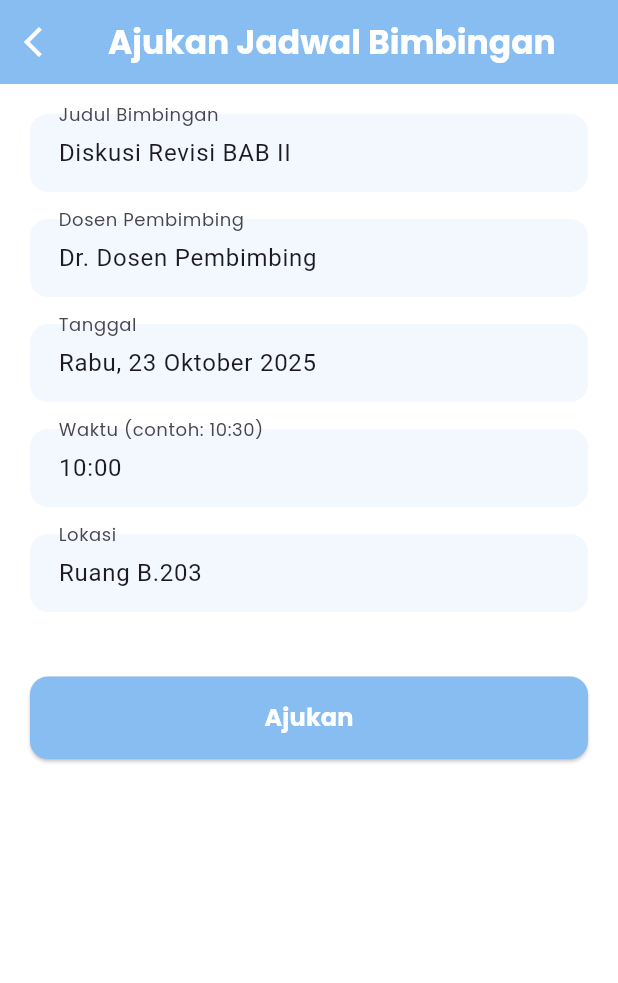
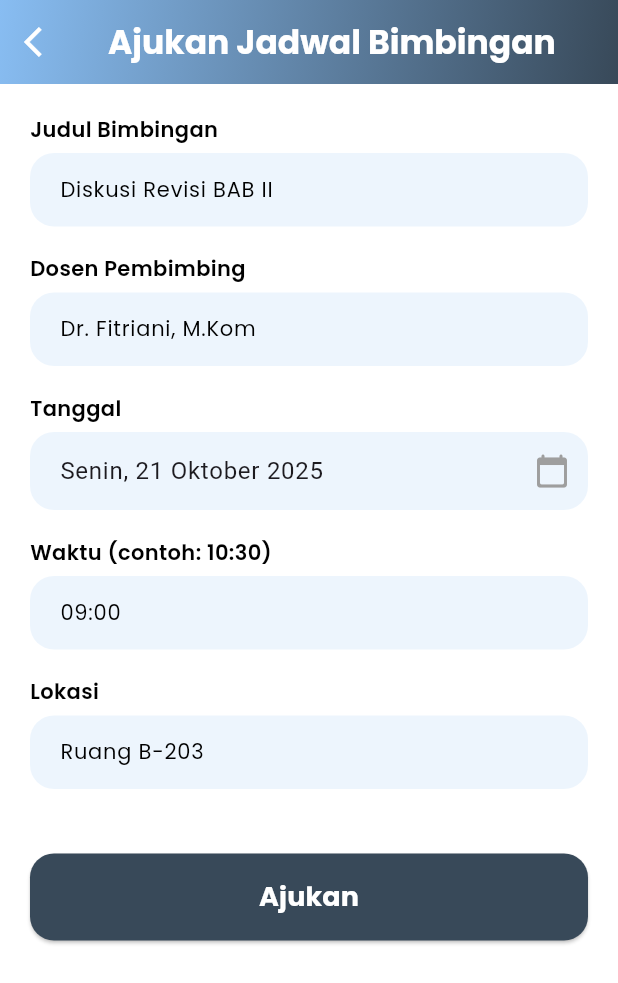
Before and after one commit to Mifrhmh-git/PBL-301-InTA-Mobile-Front-End, a Flutter app: the FormJadwalBimbinganPage screen opened by its route, on a phone screen of 412 x 824 dp. Shown: the top 983 px of the screen. Run offline on Flutter 3.47's test engine with Material 3 defaults, Android fonts, the phone set to English and light mode, and no system bars; our stand-ins replace file_picker, get, google_fonts, shared_preferences, table_calendar; accounts and stored records are empty.

Commit message:
konsistensi hal jadwal, kanban

```diff
--- a/lib/pages/form_jadwal.dart
+++ b/lib/pages/form_jadwal.dart
@@ -30,10 +30,10 @@ class _FormJadwalBimbinganPageState extends State<FormJadwalBimbinganPage> {
     super.initState();
 
     _judulController.text = "Diskusi Revisi BAB II";
-    _dosenController.text = "Dr. Dosen Pembimbing";
-    _tanggalController.text = "Rabu, 23 Oktober 2025";
-    _waktuController.text = "10:00";
-    _lokasiController.text = "Ruang B.203";
+    _dosenController.text = "Dr. Fitriani, M.Kom";
+    _tanggalController.text = "Senin, 21 Oktober 2025";
+    _waktuController.text = "09:00";
+    _lokasiController.text = "Ruang B-203";
   }
 
   void _showTolakModal(BuildContext context) {
@@ -105,24 +105,7 @@ class _FormJadwalBimbinganPageState extends State<FormJadwalBimbinganPage> {
                     TextField(
                       controller: alasanCtrl,
                       maxLines: 4,
-                      decoration: InputDecoration(
-                        hintText: "Masukkan alasan penolakan...",
-                        hintStyle: const TextStyle(
-                          fontFamily: 'Poppins',
-                          color: Colors.black54,
-                        ),
-                        filled: true,
-                        fillColor: primaryColor.withOpacity(0.2),
-                        contentPadding: const EdgeInsets.all(14),
-                        border: OutlineInputBorder(
-                          borderRadius: BorderRadius.circular(12),
-                          borderSide: BorderSide.none,
-                        ),
-                        focusedBorder: OutlineInputBorder(
-                          borderRadius: BorderRadius.circular(12),
-                          borderSide: BorderSide.none,
-                        ),
-                      ),
+                      decoration: _fieldDecoration("Masukkan alasan penolakan..."),
                     ),
                     const SizedBox(height: 25),
                     SizedBox(
@@ -140,8 +123,8 @@ class _FormJadwalBimbinganPageState extends State<FormJadwalBimbinganPage> {
                           Get.snackbar(
                             "Ditolak",
                             "Jadwal ditolak dan dikirim ke mahasiswa",
-                            backgroundColor: Colors.white, // 🔹 putih
-                            colorText: Colors.black, // 🔹 tulisan hitam
+                            backgroundColor: Colors.white,
+                            colorText: Colors.black,
                             snackPosition: SnackPosition.TOP,
                             margin: const EdgeInsets.all(16),
                             borderRadius: 12,
@@ -178,6 +161,17 @@ class _FormJadwalBimbinganPageState extends State<FormJadwalBimbinganPage> {
     return Scaffold(
       backgroundColor: Colors.white,
       appBar: AppBar(
+        automaticallyImplyLeading: false,
+        elevation: 6,
+        flexibleSpace: Container(
+          decoration: const BoxDecoration(
+            gradient: LinearGradient(
+              colors: [primaryColor, dangerColor],
+              begin: Alignment.topLeft,
+              end: Alignment.bottomRight,
+            ),
+          ),
+        ),
         title: Text(
           isDosenMode ? "Ajuan Dosen" : "Ajukan Jadwal Bimbingan",
           style: const TextStyle(
@@ -187,8 +181,6 @@ class _FormJadwalBimbinganPageState extends State<FormJadwalBimbinganPage> {
           ),
         ),
         centerTitle: true,
-        backgroundColor: primaryColor,
-        elevation: 0,
         leading: IconButton(
           icon: const Icon(Icons.arrow_back_ios, color: Colors.white),
           onPressed: () => Get.back(),
@@ -197,49 +189,16 @@ class _FormJadwalBimbinganPageState extends State<FormJadwalBimbinganPage> {
       body: SingleChildScrollView(
         padding: const EdgeInsets.all(20),
         child: Column(
+          crossAxisAlignment: CrossAxisAlignment.start,
           children: [
-            _buildTextField("Judul Bimbingan", _judulController,
+            _buildLabeledField("Judul Bimbingan", _judulController,
                 readOnly: isDosenMode),
-            _buildTextField("Dosen Pembimbing", _dosenController,
+            _buildLabeledField("Dosen Pembimbing", _dosenController,
                 readOnly: isDosenMode),
-            GestureDetector(
-              onTap: isDosenMode
-                  ? null
-                  : () async {
-                      FocusScope.of(context).unfocus();
-                      DateTime? pickedDate = await showDatePicker(
-                        context: context,
-                        initialDate: DateTime.now(),
-                        firstDate: DateTime(2020),
-                        lastDate: DateTime(2030),
-                        locale: const Locale('id', 'ID'),
-                        builder: (context, child) {
-                          return Theme(
-                            data: Theme.of(context).copyWith(
-                              colorScheme: ColorScheme.light(
-                                primary: primaryColor,
-                                onPrimary: Colors.white,
-                                onSurface: Colors.black,
-                              ),
-                            ),
-                            child: child!,
-                          );
-                        },
-                      );
-                      if (pickedDate != null) {
-                        _tanggalController.text =
-                            DateFormat('EEEE, dd MMMM yyyy', 'id_ID')
-                                .format(pickedDate);
-                      }
-                    },
-              child: AbsorbPointer(
-                absorbing: isDosenMode,
-                child: _buildTextField("Tanggal", _tanggalController),
-              ),
-            ),
-            _buildTextField("Waktu (contoh: 10:30)", _waktuController,
+            _buildTanggalField(isDosenMode),
+            _buildLabeledField("Waktu (contoh: 10:30)", _waktuController,
                 readOnly: isDosenMode),
-            _buildTextField("Lokasi", _lokasiController,
+            _buildLabeledField("Lokasi", _lokasiController,
                 readOnly: isDosenMode),
             const SizedBox(height: 25),
             if (!isDosenMode)
@@ -247,10 +206,10 @@ class _FormJadwalBimbinganPageState extends State<FormJadwalBimbinganPage> {
                 width: double.infinity,
                 child: ElevatedButton(
                   style: ElevatedButton.styleFrom(
-                    backgroundColor: primaryColor,
+                    backgroundColor: dangerColor,
                     padding: const EdgeInsets.symmetric(vertical: 16),
                     shape: RoundedRectangleBorder(
-                      borderRadius: BorderRadius.circular(12),
+                      borderRadius: BorderRadius.circular(16),
                     ),
                   ),
                   onPressed: () {
@@ -268,7 +227,7 @@ class _FormJadwalBimbinganPageState extends State<FormJadwalBimbinganPage> {
                   child: const Text(
                     "Ajukan",
                     style: TextStyle(
-                      fontSize: 16,
+                      fontSize: 18,
                       fontWeight: FontWeight.bold,
                       color: Colors.white,
                       fontFamily: 'Poppins',
@@ -342,25 +301,115 @@ class _FormJadwalBimbinganPageState extends State<FormJadwalBimbinganPage> {
     );
   }
 
-  Widget _buildTextField(String label, TextEditingController controller,
+  // Field dengan label di atas
+  Widget _buildLabeledField(String label, TextEditingController controller,
       {bool readOnly = false}) {
     return Padding(
       padding: const EdgeInsets.only(bottom: 18),
-      child: TextFormField(
-        controller: controller,
-        readOnly: readOnly,
-        decoration: InputDecoration(
-          labelText: label,
-          labelStyle: const TextStyle(fontFamily: 'Poppins'),
-          filled: true,
-          fillColor: primaryColor.withOpacity(0.1),
-          contentPadding:
-              const EdgeInsets.symmetric(vertical: 14, horizontal: 15),
-          border: OutlineInputBorder(
-            borderRadius: BorderRadius.circular(12),
-            borderSide: BorderSide.none,
+      child: Column(
+        crossAxisAlignment: CrossAxisAlignment.start,
+        children: [
+          Text(
+            label,
+            style: const TextStyle(
+              fontFamily: 'Poppins',
+              fontWeight: FontWeight.w600,
+              fontSize: 14,
+              color: Colors.black,
+            ),
           ),
-        ),
+          const SizedBox(height: 6),
+          TextFormField(
+            controller: controller,
+            readOnly: readOnly,
+            style: const TextStyle(
+              fontFamily: 'Poppins',
+              color: Colors.black,
+              fontSize: 14,
+            ),
+            decoration: _fieldDecoration(""),
+          ),
+        ],
+      ),
+    );
+  }
+
+  Widget _buildTanggalField(bool isDosenMode) {
+    return Padding(
+      padding: const EdgeInsets.only(bottom: 18),
+      child: Column(
+        crossAxisAlignment: CrossAxisAlignment.start,
+        children: [
+          const Text(
+            "Tanggal",
+            style: TextStyle(
+              fontFamily: 'Poppins',
+              fontWeight: FontWeight.w600,
+              fontSize: 14,
+              color: Colors.black,
+            ),
+          ),
+          const SizedBox(height: 6),
+          GestureDetector(
+            onTap: isDosenMode
+                ? null
+                : () async {
+                    FocusScope.of(context).unfocus();
+                    DateTime? pickedDate = await showDatePicker(
+                      context: context,
+                      initialDate: DateTime.now(),
+                      firstDate: DateTime(2020),
+                      lastDate: DateTime(2030),
+                      locale: const Locale('id', 'ID'),
+                      builder: (context, child) {
+                        return Theme(
+                          data: Theme.of(context).copyWith(
+                            colorScheme: ColorScheme.light(
+                              primary: primaryColor,
+                              onPrimary: Colors.white,
+                              onSurface: Colors.black,
+                            ),
+                          ),
+                          child: child!,
+                        );
+                      },
+                    );
+                    if (pickedDate != null) {
+                      _tanggalController.text =
+                          DateFormat('EEEE, dd MMMM yyyy', 'id_ID')
+                              .format(pickedDate);
+                    }
+                  },
+            child: AbsorbPointer(
+              absorbing: isDosenMode,
+              child: TextFormField(
+                controller: _tanggalController,
+                decoration: _fieldDecoration("Pilih tanggal bimbingan").copyWith(
+                  suffixIcon: const Icon(Icons.calendar_today_rounded,
+                      color: Colors.grey),
+                ),
+              ),
+            ),
+          ),
+        ],
+      ),
+    );
+  }
+
+  InputDecoration _fieldDecoration(String hint) {
+    return InputDecoration(
+      hintText: hint.isEmpty ? null : hint,
+      hintStyle: const TextStyle(
+        fontFamily: 'Poppins',
+        color: Colors.black54,
+      ),
+      filled: true,
+      fillColor: primaryColor.withOpacity(0.15),
+      contentPadding:
+          const EdgeInsets.symmetric(vertical: 14, horizontal: 16),
+      border: OutlineInputBorder(
+        borderRadius: BorderRadius.circular(16),
+        borderSide: BorderSide.none,
       ),
     );
   }
```
Also changed, not shown: lib/pages/jadwal_pages.dart (+101 -40 lines), lib/pages/kanban_modal.dart (+5 -4 lines), lib/pages/kanban_page.dart (+3 -5 lines), lib/pages/notifikasi_page.dart (+3 -14 lines).
